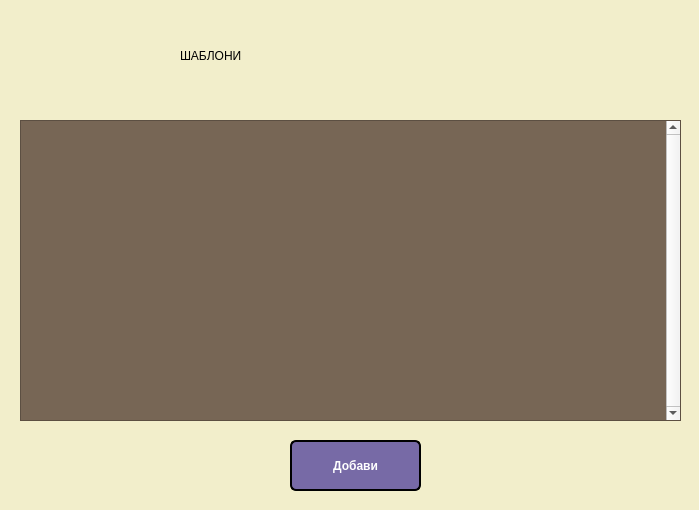
The window that Readalot/templates.ui (TanyaSeykova/Hackaton_2022) describes before a commit, drawn with Qt 5.
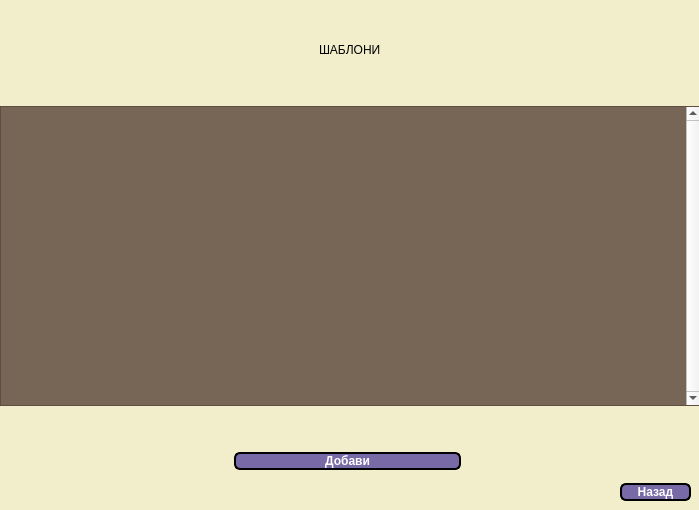
The same window after the commit.

```diff
--- a/Readalot/templates.ui
+++ b/Readalot/templates.ui
@@ -26,51 +26,24 @@
 	color: rgb(255,255,255);
 	font-weight: bold;
 	font: 16pt &quot;Monotype Corsiva&quot;;
-	margin: 0 40px 0 40px;
 }
 QPushButton:hover{
 	background-color: rgb(212, 203, 242);
 	color: rgb(0,0,0);
 }</string>
   </property>
-  <widget class="QPushButton" name="pushButtonAddTemplate">
+  <widget class="QWidget" name="verticalLayoutWidget">
    <property name="geometry">
     <rect>
-     <x>250</x>
-     <y>440</y>
-     <width>211</width>
-     <height>51</height>
+     <x>0</x>
+     <y>0</y>
+     <width>701</width>
+     <height>511</height>
     </rect>
    </property>
-   <property name="styleSheet">
-    <string notr="true">QPushButton{
-	border-radius: 6px;
-	border-width: 2px;
-	background-color: rgb(119, 106, 166);
-	border-color: rgb(0,0,0);
-	border-style: solid;
-	color: rgb(255,255,255);
-	font-weight: bold;
-	font: 32pt &quot;Monotype Corsiva&quot;;
-}
-QPushButton:hover{
-	background-color: rgb(212, 203, 242);
-	color: rgb(0,0,0);
-}</string>
-   </property>
-   <property name="text">
-    <string>Добави</string>
-   </property>
-  </widget>
+   <layout class="QVBoxLayout" name="verticalLayout_2">
+    <item alignment="Qt::AlignHCenter">
   <widget class="QLabel" name="titleLabel">
-   <property name="geometry">
-    <rect>
-     <x>180</x>
-     <y>10</y>
-     <width>321</width>
-     <height>91</height>
-    </rect>
-   </property>
    <property name="styleSheet">
     <string notr="true">color: black;
 font: 48pt &quot;Niagara Engraved&quot;;</string>
@@ -79,15 +52,9 @@
     <string>ШАБЛОНИ</string>
    </property>
   </widget>
+    </item>
+    <item>
   <widget class="QScrollArea" name="templatesScrollArea">
-   <property name="geometry">
-    <rect>
-     <x>20</x>
-     <y>120</y>
-     <width>661</width>
-     <height>301</height>
-    </rect>
-   </property>
    <property name="sizePolicy">
     <sizepolicy hsizetype="Expanding" vsizetype="Fixed">
      <horstretch>0</horstretch>
@@ -114,8 +81,8 @@
      <rect>
       <x>0</x>
       <y>0</y>
-      <width>638</width>
-      <height>299</height>
+         <width>680</width>
+         <height>298</height>
      </rect>
     </property>
     <property name="sizePolicy">
@@ -136,6 +103,52 @@
      </item>
     </layout>
    </widget>
+     </widget>
+    </item>
+    <item>
+     <layout class="QHBoxLayout" name="horizontalLayout" stretch="5,5,3,2">
+      <item>
+       <widget class="QWidget" name="widget" native="true"/>
+      </item>
+      <item>
+       <widget class="QPushButton" name="pushButtonAddTemplate">
+        <property name="styleSheet">
+         <string notr="true">QPushButton{
+	border-radius: 6px;
+	border-width: 2px;
+	background-color: rgb(119, 106, 166);
+	border-color: rgb(0,0,0);
+	border-style: solid;
+	color: rgb(255,255,255);
+	font-weight: bold;
+	font: 32pt &quot;Monotype Corsiva&quot;;
+}
+QPushButton:hover{
+	background-color: rgb(212, 203, 242);
+	color: rgb(0,0,0);
+}</string>
+        </property>
+        <property name="text">
+         <string>Добави</string>
+        </property>
+       </widget>
+      </item>
+      <item>
+       <widget class="QWidget" name="widget_2" native="true"/>
+      </item>
+      <item alignment="Qt::AlignBottom">
+       <widget class="QPushButton" name="pushButtonBack">
+        <property name="styleSheet">
+         <string notr="true">margin: 10px 10px;</string>
+        </property>
+        <property name="text">
+         <string>Назад</string>
+        </property>
+       </widget>
+      </item>
+     </layout>
+    </item>
+   </layout>
   </widget>
  </widget>
  <resources/>
```
Lines whose indentation alone changed are shown as unchanged.
